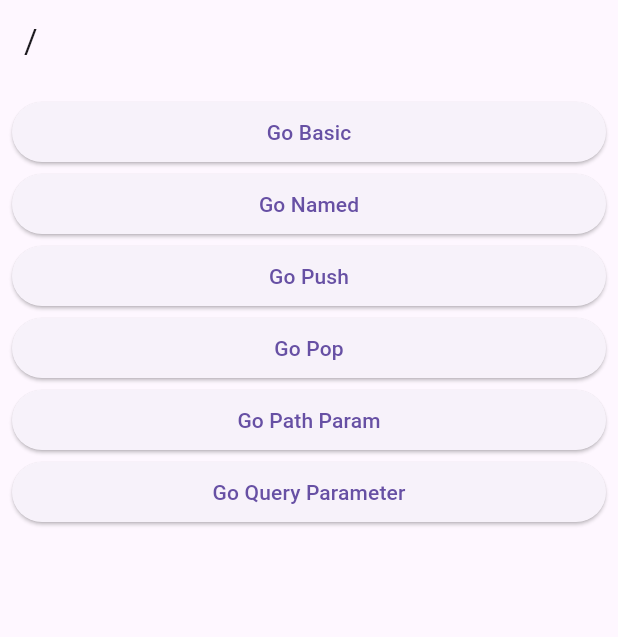
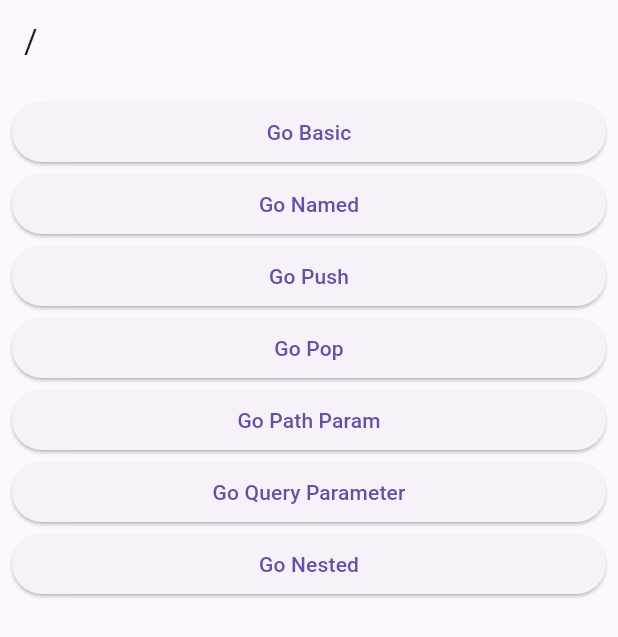
Before and after one commit to Bullets-jyr/go_router_v7_actual_delivery, a Flutter app: the screen it shows after launch, on a phone screen of 412 x 824 dp. Shown: the top 637 px of the screen. Run offline on Flutter 3.47's test engine with Material 3 defaults, Android fonts, the phone set to English and light mode, and no system bars; our stand-ins replace go_router.

Commit message:
Shell Route

```diff
--- a/lib/route/route.dart
+++ b/lib/route/route.dart
@@ -7,6 +7,8 @@ import '../screens/4_pop_base_screen.dart';
 import '../screens/5_pop_return_screen.dart';
 import '../screens/6_path_param_screen.dart';
 import '../screens/7_query_parameter.dart';
+import '../screens/8_nested_child_screen.dart';
+import '../screens/8_nested_screen.dart';
 import '../screens/root_screen.dart';
 
 // https://github.com/Bullets-jyr -> / -> path
@@ -73,6 +75,36 @@ final router = GoRouter(
             return QueryParameterScreen();
           },
         ),
+        ShellRoute(
+          builder: (context, state, child) {
+            return NestedScreen(
+              child: child,
+            );
+          },
+          routes: [
+            // /nested/a
+            GoRoute(
+              path: 'nested/a',
+              builder: (_, state) => NestedChildScreen(
+                routeName: '/nested/a',
+              ),
+            ),
+            // /nested/b
+            GoRoute(
+              path: 'nested/b',
+              builder: (_, state) => NestedChildScreen(
+                routeName: '/nested/b',
+              ),
+            ),
+            // /nested/c
+            GoRoute(
+              path: 'nested/c',
+              builder: (_, state) => NestedChildScreen(
+                routeName: '/nested/c',
+              ),
+            ),
+          ],
+        ),
       ],
     ),
   ],
--- a/lib/screens/root_screen.dart
+++ b/lib/screens/root_screen.dart
@@ -58,6 +58,14 @@ class RootScreen extends StatelessWidget {
               'Go Query Parameter',
             ),
           ),
+          ElevatedButton(
+            onPressed: () {
+              context.go('/nested/a');
+            },
+            child: Text(
+              'Go Nested',
+            ),
+          ),
         ],
       ),
     );
```
Also changed, not shown: lib/screens/8_nested_child_screen.dart (added, +17 -0 lines), lib/screens/8_nested_screen.dart (added, +63 -0 lines).
